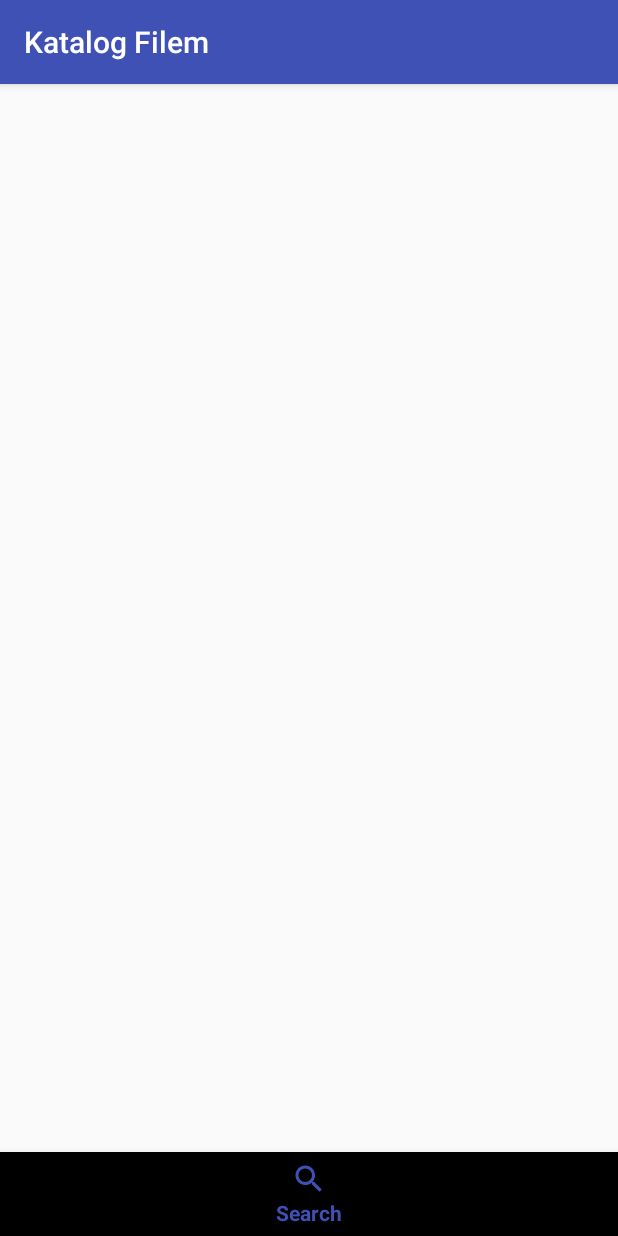
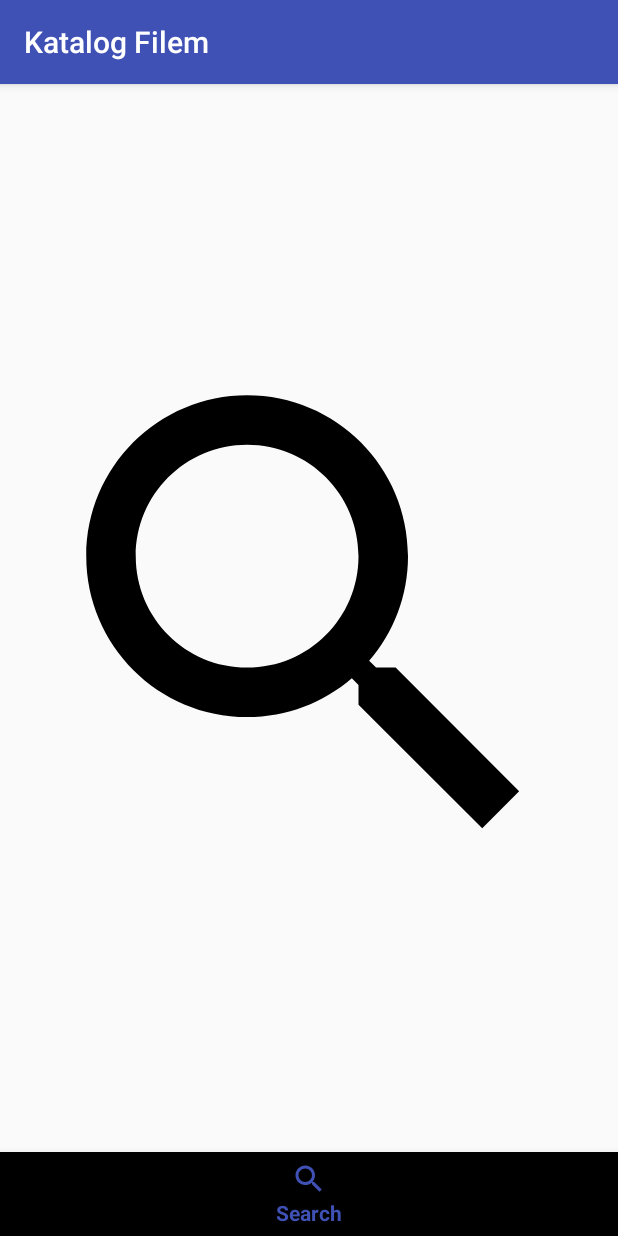
Before and after one commit to ardiibas/KatalogPilem, an Android app: the screen it shows after launch (MainActivity), item 2 of the bottom bar chosen, on a phone screen of 412 x 824 dp. Run offline under Robolectric (Android 15) with nearby library versions, the phone set to English and light mode, and no system bars.

Commit message:
add fragment

```diff
--- /dev/null
+++ b/app/src/main/java/gifood/id/katalogfilem/fragment/FragmentHome.kt
@@ -0,0 +1,29 @@
+package gifood.id.katalogfilem.fragment
+
+import android.os.Bundle
+import android.support.v4.app.Fragment
+import android.view.LayoutInflater
+import android.view.View
+import android.view.ViewGroup
+import gifood.id.katalogfilem.R
+
+class FragmentHome : Fragment() {
+
+    companion object {
+        fun newInstance(): FragmentHome {
+
+            val fragmentHome = FragmentHome()
+            val args = Bundle()
+
+            fragmentHome.arguments = args
+
+            return fragmentHome
+        }
+    }
+
+    override fun onCreateView(inflater: LayoutInflater, container: ViewGroup?, savedInstanceState: Bundle?): View? {
+        val  root = inflater.inflate(R.layout.fragment_home, container, false)
+
+        return root
+    }
+}
--- /dev/null
+++ b/app/src/main/java/gifood/id/katalogfilem/fragment/FragmentSearch.kt
@@ -0,0 +1,29 @@
+package gifood.id.katalogfilem.fragment
+
+import android.os.Bundle
+import android.support.v4.app.Fragment
+import android.view.LayoutInflater
+import android.view.View
+import android.view.ViewGroup
+import gifood.id.katalogfilem.R
+
+class FragmentSearch : Fragment() {
+
+    companion object {
+        fun newInstance(): FragmentSearch {
+
+            val fragmentSearch = FragmentSearch()
+            val args = Bundle()
+
+            fragmentSearch.arguments = args
+
+            return fragmentSearch
+        }
+    }
+
+    override fun onCreateView(inflater: LayoutInflater, container: ViewGroup?, savedInstanceState: Bundle?): View? {
+        val  root = inflater.inflate(R.layout.fragment_search, container, false)
+
+        return root
+    }
+}
--- a/app/src/main/java/gifood/id/katalogfilem/view/MainActivity.kt
+++ b/app/src/main/java/gifood/id/katalogfilem/view/MainActivity.kt
@@ -1,38 +1,87 @@
+@file:Suppress("UNREACHABLE_CODE")
+
 package gifood.id.katalogfilem.view
 
+import android.annotation.SuppressLint
 import android.support.v7.app.AppCompatActivity
 import android.os.Bundle
 import android.support.design.widget.BottomNavigationView
+import android.support.v4.app.Fragment
+import android.view.MenuItem
 import android.view.View
+import android.widget.FrameLayout
 import android.widget.Toast
 import gifood.id.katalogfilem.R
+import gifood.id.katalogfilem.fragment.FragmentHome
+import gifood.id.katalogfilem.fragment.FragmentSearch
+import gifood.id.katalogfilem.fragment.FragmentSetting
 
 class MainActivity : AppCompatActivity() {
+
+    private var content: FrameLayout? = null
 
     override fun onCreate(savedInstanceState: Bundle?) {
         super.onCreate(savedInstanceState)
         setContentView(R.layout.activity_main)
 
+        content = findViewById(R.id.main_frame)
+
         val bottomNavigationView = findViewById<View>(R.id.main_bottom_nav) as BottomNavigationView
+        bottomNavigationView.setOnNavigationItemSelectedListener(mOnNavigationItemSelectedListener)
 
-        bottomNavigationView.setOnNavigationItemSelectedListener { item ->
+        val fragment = FragmentHome.Companion.newInstance()
+        addFragment(fragment)
+    }
+
+    @SuppressLint("PrivateResource")
+    private fun addFragment(fragment: Fragment) {
+        supportFragmentManager
+                .beginTransaction()
+                .setCustomAnimations(R.anim.design_bottom_sheet_slide_in, R.anim.design_bottom_sheet_slide_out)
+                .replace(R.id.main_frame, fragment, fragment.javaClass.simpleName)
+                .addToBackStack(fragment.javaClass.simpleName)
+                .commit()
+    }
+
+    private val mOnNavigationItemSelectedListener = object : BottomNavigationView.OnNavigationItemSelectedListener {
+
+        override fun onNavigationItemSelected(item: MenuItem): Boolean {
 
             when (item.itemId) {
 
-                R.id.menu_home ->
+                R.id.menu_home ->{
                     // Action when tab 1 selected
-                    Toast.makeText(this, "Home", Toast.LENGTH_SHORT).show()
+                    val fragment = FragmentHome.Companion.newInstance()
+                    addFragment(fragment)
 
-                R.id.menu_search ->
+                    Toast.makeText(this@MainActivity, "Home", Toast.LENGTH_SHORT).show()
+
+                    return true
+                }
+
+                R.id.menu_search ->{
                     // Action when tab 2 selected
-                    Toast.makeText(this, "Search", Toast.LENGTH_SHORT).show()
+                    val fragment = FragmentSearch.Companion.newInstance()
+                    addFragment(fragment)
 
-                R.id.menu_setting ->
+                    Toast.makeText(this@MainActivity, "Search", Toast.LENGTH_SHORT).show()
+
+                    return true
+                }
+
+                R.id.menu_setting ->{
                     // Action when tab 3 selected
-                    Toast.makeText(this, "Setting", Toast.LENGTH_SHORT).show()
+                    val fragment = FragmentSetting.Companion.newInstance()
+                    addFragment(fragment)
+
+                    Toast.makeText(this@MainActivity, "Setting", Toast.LENGTH_SHORT).show()
+
+                    return true
+                }
             }
 
-            true
+            return false
         }
+
     }
 }
--- /dev/null
+++ b/app/src/main/res/layout/fragment_search.xml
@@ -0,0 +1,13 @@
+<?xml version="1.0" encoding="utf-8"?>
+<LinearLayout xmlns:android="http://schemas.android.com/apk/res/android"
+    android:layout_width="match_parent"
+    android:layout_height="match_parent"
+    android:orientation="vertical">
+
+    <ImageView
+        android:layout_width="match_parent"
+        android:layout_height="match_parent"
+        android:contentDescription="@string/menu_search"
+        android:src="@drawable/ic_search_black_24dp" />
+
+</LinearLayout>
```
Also changed, not shown: app/src/main/java/gifood/id/katalogfilem/fragment/FragmentSetting.kt (added, +29 -0 lines), app/src/main/res/layout/fragment_home.xml (added, +13 -0 lines), app/src/main/res/layout/fragment_setting.xml (added, +13 -0 lines).
